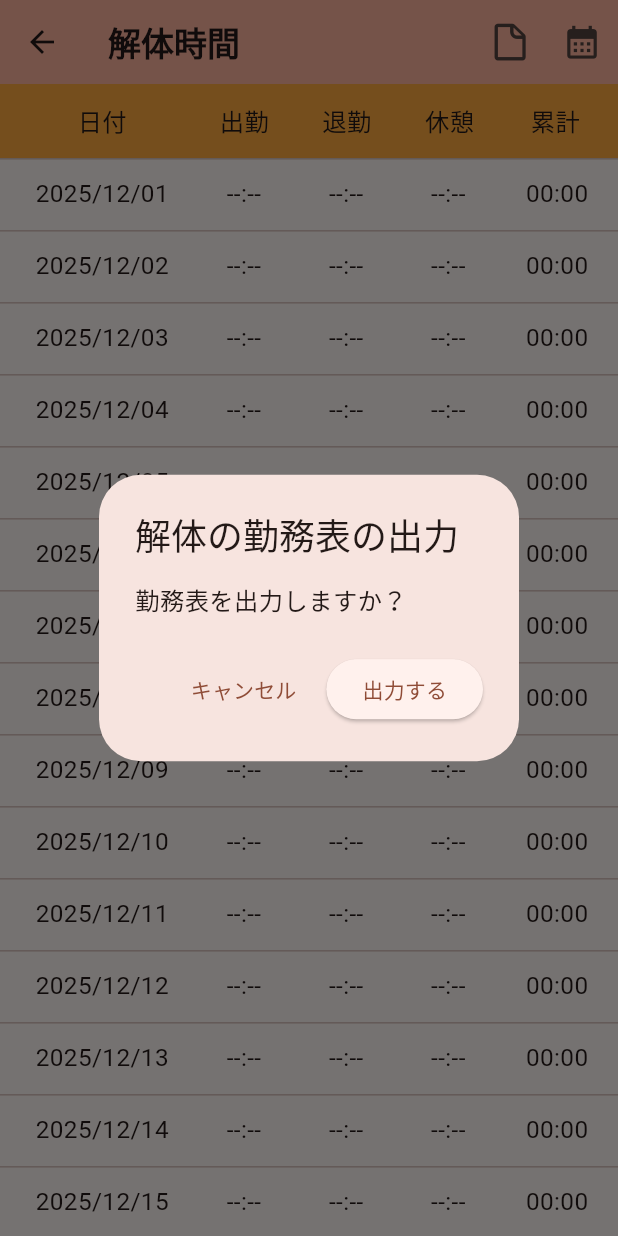
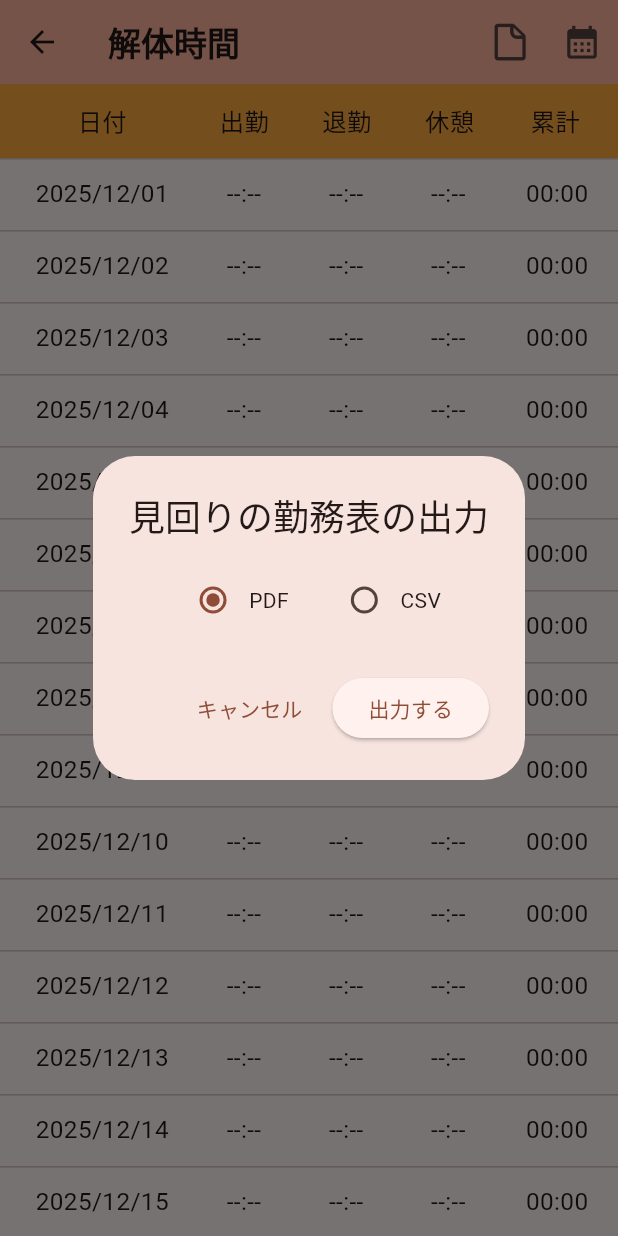
Before and after one commit to tas5521/boar_time, a Flutter app: the ButcheringTimeView screen opened directly, after a tap on an icon or button, on a phone screen of 412 x 824 dp. Run offline on Flutter 3.47's test engine with Material 3 defaults, Android fonts, the phone set to English and light mode, and no system bars; our stand-ins replace flutter_hooks, flutter_screenutil, freezed_annotation, hooks_riverpod, isar; accounts and stored records are empty; generated files the repository leaves out were written again.

Commit message:
ラジオボタン追加

```diff
--- a/lib/view/butchering_time/butchering_time_view.dart
+++ b/lib/view/butchering_time/butchering_time_view.dart
@@ -39,14 +39,11 @@ class ButcheringTimeView extends HookConsumerWidget {
           iconActionButton(
             context,
             onPressed: () async {
-              final result = await showConfirmExportDialog(
+              await showExportDialog(
                 context,
-                title: '解体の勤務表の出力',
-                description: '勤務表を出力しますか？',
+                title: '見回りの勤務表の出力',
+                onExport: (_) {},
               );
-              if (result == true) {
-                // 勤務表出力処理
-              }
             },
             icon: Icon(MyFlutterApp.doc, size: 24.w),
           ),
--- a/lib/view/view_parts/icon_action_button.dart
+++ b/lib/view/view_parts/icon_action_button.dart
@@ -1,5 +1,6 @@
 import 'package:flutter/cupertino.dart';
 import 'package:flutter/material.dart';
+import 'package:flutter_hooks/flutter_hooks.dart';
 import 'package:flutter_screenutil/flutter_screenutil.dart';
 
 Widget iconActionButton(
@@ -84,28 +85,68 @@ Future<Map<String, int>?> showYearMonthPicker(
   );
 }
 
-Future<bool?> showConfirmExportDialog(
+enum ExportFormat { pdf, csv }
+
+Future<void> showExportDialog(
   BuildContext context, {
   required String title,
-  required String description,
+  required void Function(ExportFormat format) onExport,
 }) {
-  return showDialog<bool>(
+  return showDialog(
     context: context,
+    builder: (_) {
+      return HookBuilder(
         builder: (context) {
+          final format = useState<ExportFormat>(ExportFormat.pdf);
+
           return AlertDialog(
             title: Text(title),
-        content: Text(description, style: TextStyle(fontSize: 16.sp)),
+            content: Row(
+              mainAxisAlignment: MainAxisAlignment.center,
+              children: [
+                Row(
+                  children: [
+                    Radio<ExportFormat>(
+                      value: ExportFormat.pdf,
+                      groupValue: format.value,
+                      onChanged: (v) {
+                        if (v != null) format.value = v;
+                      },
+                    ),
+                    const Text('PDF'),
+                  ],
+                ),
+                SizedBox(width: 24.w),
+                Row(
+                  children: [
+                    Radio<ExportFormat>(
+                      value: ExportFormat.csv,
+                      groupValue: format.value,
+                      onChanged: (v) {
+                        if (v != null) format.value = v;
+                      },
+                    ),
+                    const Text('CSV'),
+                  ],
+                ),
+              ],
+            ),
             actions: [
               TextButton(
-            onPressed: () => Navigator.pop(context, false),
-            child: const Text('キャンセル'),
+                onPressed: () => Navigator.pop(context),
+                child: const Text("キャンセル"),
               ),
               ElevatedButton(
-            onPressed: () => Navigator.pop(context, true),
-            child: const Text('出力する'),
+                onPressed: () {
+                  onExport(format.value);
+                  Navigator.pop(context);
+                },
+                child: const Text("出力する"),
               ),
             ],
           );
         },
       );
+    },
+  );
 }
```
Also changed, not shown: lib/view/patrol_time/patrol_time_view.dart (+2 -5 lines). Lines whose indentation alone changed are shown as unchanged.
